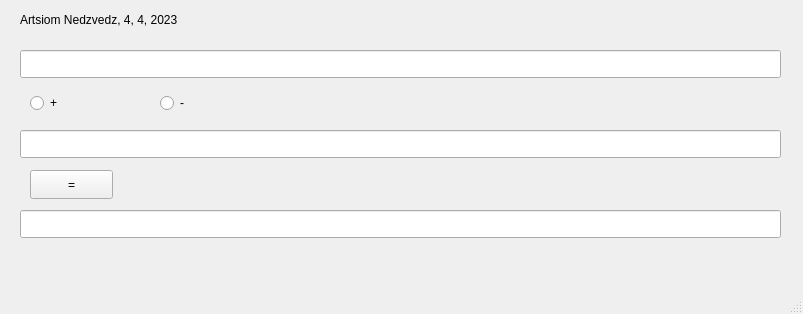
Before: the Qt Designer form mainwindow.ui in DnRumato/CalculatorLabStep1, drawn with Qt 5.
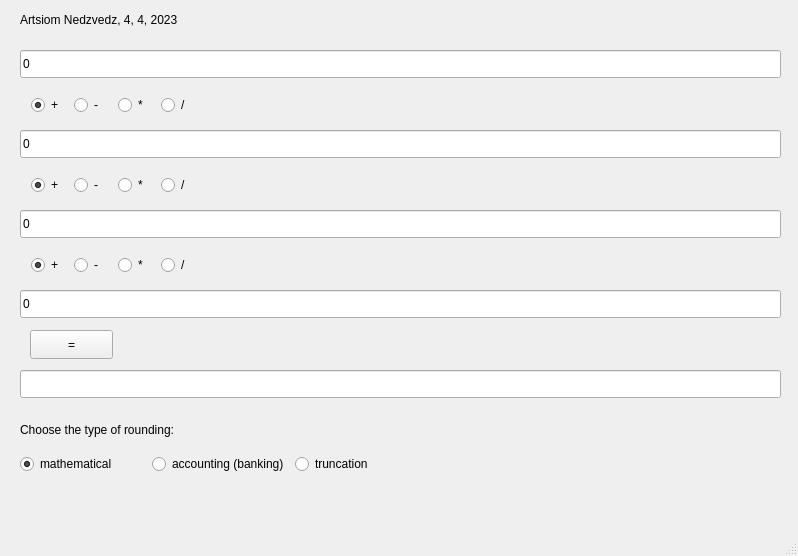
After: the same form once the commit is applied.

```diff
--- a/mainwindow.ui
+++ b/mainwindow.ui
@@ -6,8 +6,8 @@
    <rect>
     <x>0</x>
     <y>0</y>
-    <width>803</width>
-    <height>314</height>
+    <width>798</width>
+    <height>556</height>
    </rect>
   </property>
   <property name="windowTitle">
@@ -27,7 +27,7 @@
      <string>Artsiom Nedzvedz, 4, 4, 2023</string>
     </property>
    </widget>
-   <widget class="QLineEdit" name="firstNum">
+   <widget class="QLineEdit" name="thirdNum">
     <property name="geometry">
      <rect>
       <x>20</x>
@@ -36,6 +36,12 @@
       <height>28</height>
      </rect>
     </property>
+    <property name="inputMask">
+     <string/>
+    </property>
+    <property name="text">
+     <string>0</string>
+    </property>
    </widget>
    <widget class="QLineEdit" name="secondNum">
     <property name="geometry">
@@ -46,38 +52,18 @@
       <height>28</height>
      </rect>
     </property>
-   </widget>
-   <widget class="QRadioButton" name="plusCheck">
-    <property name="geometry">
-     <rect>
-      <x>30</x>
-      <y>90</y>
-      <width>112</width>
-      <height>26</height>
-     </rect>
+    <property name="inputMask">
+     <string/>
     </property>
     <property name="text">
-     <string>+</string>
-    </property>
-   </widget>
-   <widget class="QRadioButton" name="minusCheck">
-    <property name="geometry">
-     <rect>
-      <x>160</x>
-      <y>90</y>
-      <width>112</width>
-      <height>26</height>
-     </rect>
-    </property>
-    <property name="text">
-     <string>-</string>
+     <string>0</string>
     </property>
    </widget>
    <widget class="QLineEdit" name="resultNum">
     <property name="geometry">
      <rect>
       <x>20</x>
-      <y>210</y>
+      <y>370</y>
       <width>761</width>
       <height>28</height>
      </rect>
@@ -87,7 +73,7 @@
     <property name="geometry">
      <rect>
       <x>30</x>
-      <y>170</y>
+      <y>330</y>
       <width>83</width>
       <height>29</height>
      </rect>
@@ -96,6 +82,216 @@
      <string>=</string>
     </property>
    </widget>
+   <widget class="QLineEdit" name="secondNum">
+    <property name="geometry">
+     <rect>
+      <x>20</x>
+      <y>210</y>
+      <width>761</width>
+      <height>28</height>
+     </rect>
+    </property>
+    <property name="inputMask">
+     <string/>
+    </property>
+    <property name="text">
+     <string>0</string>
+    </property>
+   </widget>
+   <widget class="QLineEdit" name="fourthNum">
+    <property name="geometry">
+     <rect>
+      <x>20</x>
+      <y>290</y>
+      <width>761</width>
+      <height>28</height>
+     </rect>
+    </property>
+    <property name="inputMask">
+     <string/>
+    </property>
+    <property name="text">
+     <string>0</string>
+    </property>
+   </widget>
+   <widget class="QWidget" name="layoutWidget">
+    <property name="geometry">
+     <rect>
+      <x>31</x>
+      <y>91</y>
+      <width>167</width>
+      <height>28</height>
+     </rect>
+    </property>
+    <layout class="QGridLayout" name="gridLayout_2">
+     <item row="0" column="0">
+      <widget class="QRadioButton" name="plusCheck_2">
+       <property name="text">
+        <string>+</string>
+       </property>
+       <property name="checked">
+        <bool>true</bool>
+       </property>
+      </widget>
+     </item>
+     <item row="0" column="1">
+      <widget class="QRadioButton" name="minusCheck_2">
+       <property name="text">
+        <string>-</string>
+       </property>
+      </widget>
+     </item>
+     <item row="0" column="2">
+      <widget class="QRadioButton" name="multiplyCheck_2">
+       <property name="text">
+        <string>*</string>
+       </property>
+      </widget>
+     </item>
+     <item row="0" column="3">
+      <widget class="QRadioButton" name="divideCheck_2">
+       <property name="text">
+        <string>/</string>
+       </property>
+      </widget>
+     </item>
+    </layout>
+   </widget>
+   <widget class="QWidget" name="layoutWidget">
+    <property name="geometry">
+     <rect>
+      <x>31</x>
+      <y>171</y>
+      <width>167</width>
+      <height>28</height>
+     </rect>
+    </property>
+    <layout class="QGridLayout" name="gridLayout_1">
+     <item row="0" column="0">
+      <widget class="QRadioButton" name="plusCheck_1">
+       <property name="text">
+        <string>+</string>
+       </property>
+       <property name="checked">
+        <bool>true</bool>
+       </property>
+      </widget>
+     </item>
+     <item row="0" column="1">
+      <widget class="QRadioButton" name="minusCheck_1">
+       <property name="text">
+        <string>-</string>
+       </property>
+      </widget>
+     </item>
+     <item row="0" column="2">
+      <widget class="QRadioButton" name="multiplyCheck_1">
+       <property name="text">
+        <string>*</string>
+       </property>
+      </widget>
+     </item>
+     <item row="0" column="3">
+      <widget class="QRadioButton" name="divideCheck_1">
+       <property name="text">
+        <string>/</string>
+       </property>
+      </widget>
+     </item>
+    </layout>
+   </widget>
+   <widget class="QWidget" name="layoutWidget">
+    <property name="geometry">
+     <rect>
+      <x>31</x>
+      <y>251</y>
+      <width>167</width>
+      <height>28</height>
+     </rect>
+    </property>
+    <layout class="QGridLayout" name="gridLayout_3">
+     <item row="0" column="0">
+      <widget class="QRadioButton" name="plusCheck_3">
+       <property name="text">
+        <string>+</string>
+       </property>
+       <property name="checked">
+        <bool>true</bool>
+       </property>
+      </widget>
+     </item>
+     <item row="0" column="1">
+      <widget class="QRadioButton" name="minusCheck_3">
+       <property name="text">
+        <string>-</string>
+       </property>
+      </widget>
+     </item>
+     <item row="0" column="2">
+      <widget class="QRadioButton" name="multiplyCheck_3">
+       <property name="text">
+        <string>*</string>
+       </property>
+      </widget>
+     </item>
+     <item row="0" column="3">
+      <widget class="QRadioButton" name="divideCheck_3">
+       <property name="text">
+        <string>/</string>
+       </property>
+      </widget>
+     </item>
+    </layout>
+   </widget>
+   <widget class="QLabel" name="name_2">
+    <property name="geometry">
+     <rect>
+      <x>20</x>
+      <y>420</y>
+      <width>211</width>
+      <height>20</height>
+     </rect>
+    </property>
+    <property name="text">
+     <string>Choose the type of rounding:</string>
+    </property>
+   </widget>
+   <widget class="QWidget" name="">
+    <property name="geometry">
+     <rect>
+      <x>20</x>
+      <y>450</y>
+      <width>401</width>
+      <height>28</height>
+     </rect>
+    </property>
+    <layout class="QGridLayout" name="gridLayout">
+     <item row="0" column="0">
+      <widget class="QRadioButton" name="mathButton">
+       <property name="text">
+        <string>mathematical</string>
+       </property>
+       <property name="checked">
+        <bool>true</bool>
+       </property>
+      </widget>
+     </item>
+     <item row="0" column="1">
+      <widget class="QRadioButton" name="bankButton">
+       <property name="text">
+        <string>accounting (banking)</string>
+       </property>
+      </widget>
+     </item>
+     <item row="0" column="2">
+      <widget class="QRadioButton" name="cutButton">
+       <property name="text">
+        <string>truncation</string>
+       </property>
+      </widget>
+     </item>
+    </layout>
+   </widget>
   </widget>
   <widget class="QMenuBar" name="menubar">
    <property name="geometry">
```
Left out of the diff: 4 changed lines with no effect on the pictures.
